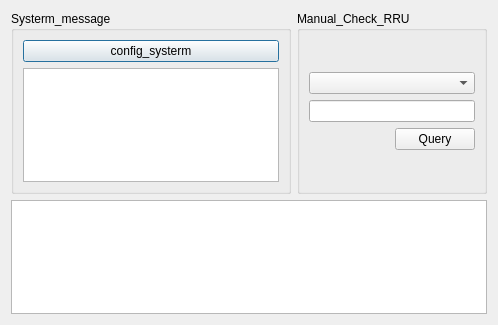
This is test_tool_official/UI/TEST_ui/Systerm_Main_Windows.ui in zhanghaotian-T/DXXXX as Qt 5 draws it before an edit. The edited form follows.
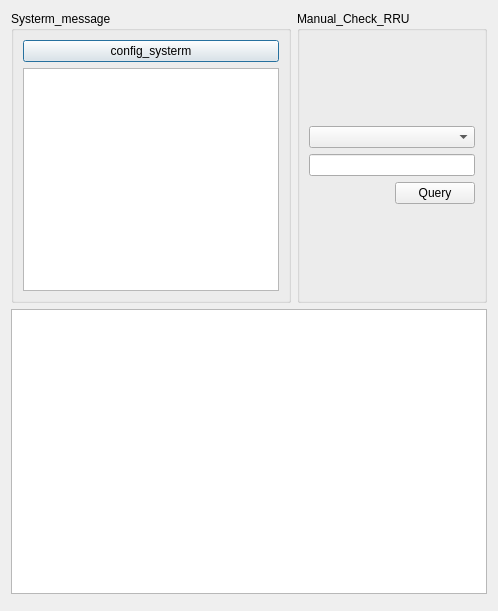
This is the edited form.

```diff
--- a/test_tool_official/UI/TEST_ui/Systerm_Main_Windows.ui
+++ b/test_tool_official/UI/TEST_ui/Systerm_Main_Windows.ui
@@ -7,7 +7,7 @@
     <x>0</x>
     <y>0</y>
     <width>498</width>
-    <height>325</height>
+    <height>611</height>
    </rect>
   </property>
   <property name="windowTitle">
@@ -15,8 +15,6 @@
   </property>
   <layout class="QGridLayout" name="gridLayout">
    <item row="0" column="0">
-    <layout class="QVBoxLayout" name="verticalLayout_4">
-     <item>
       <layout class="QHBoxLayout" name="horizontalLayout">
        <item>
         <widget class="QGroupBox" name="groupBox">
@@ -82,9 +80,14 @@
        </item>
       </layout>
      </item>
+   <item row="1" column="0">
+    <layout class="QVBoxLayout" name="verticalLayout_4">
      <item>
       <widget class="QTextBrowser" name="textBrowser"/>
      </item>
+     <item>
+      <widget class="QWidget" name="widget" native="true"/>
+     </item>
     </layout>
    </item>
   </layout>
```
Lines whose indentation alone changed are shown as unchanged.
